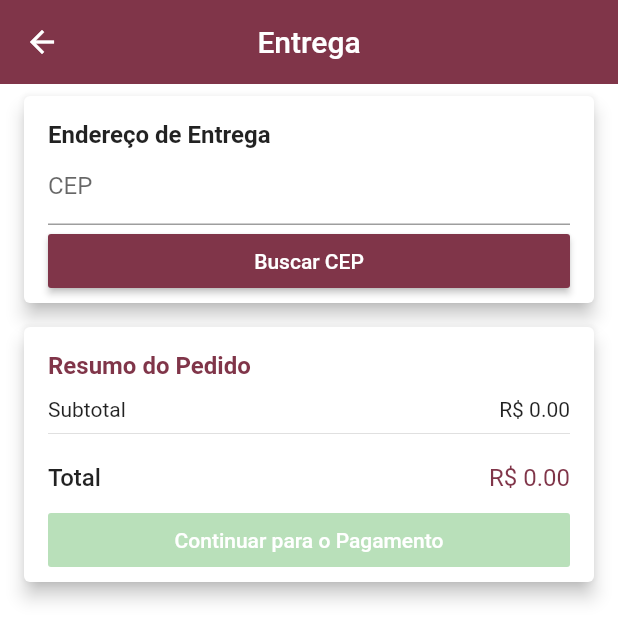
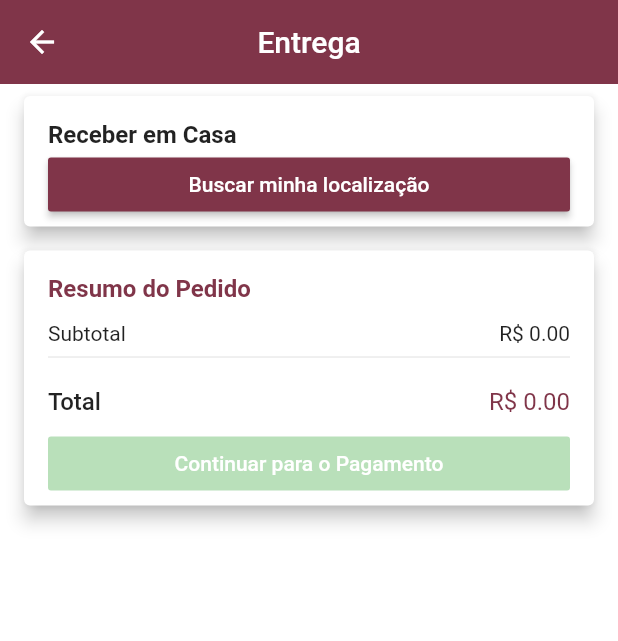
Before and after one commit to AdalbertoMaranhao/etafome, a Flutter app: the AddressScreen screen opened by its route, on a phone screen of 412 x 824 dp. Shown: the top 641 px of the screen. Run offline on Flutter 3.47's test engine with Material 2 defaults, Android fonts, the light colour scheme and no system bars; our stand-ins replace brasil_fields, carousel_pro, cloud_firestore, cloud_functions, dio, firebase_auth and 15 more; missing offline and left inert: alphabet_list_scroll_view, cpf_cnpj_validator, credit_card_type_detector, map_launcher; accounts and stored records are empty; network calls fail.

Commit message:
função de pegar a localização do usuario

```diff
--- a/lib/screens/address/address_screen.dart
+++ b/lib/screens/address/address_screen.dart
@@ -1,6 +1,7 @@
 import 'package:flutter/material.dart';
 import 'package:lojavirtual/common/price_card.dart';
 import 'package:lojavirtual/models/cart_manager.dart';
+import 'package:lojavirtual/services/location.dart';
 import 'package:provider/provider.dart';
 
 import 'components/address_card.dart';
@@ -8,6 +9,8 @@ import 'components/address_card.dart';
 class AddressScreen extends StatelessWidget{
   @override
   Widget build(BuildContext context) {
+    //final location = Location();
+
     return Scaffold(
       appBar: AppBar(
         title: const Text('Entrega'),
@@ -20,11 +23,12 @@ class AddressScreen extends StatelessWidget{
             builder: (_, cartManager, __){
               return PriceCard(
                 buttonText: 'Continuar para o Pagamento',
-                onPressed: cartManager.isAddressValid
-                  ? (){
-                    Navigator.of(context).pushNamed('/checkout');
-                  }
-                  : null,
+
+                // onPressed: cartManager.isAddressValid
+                //   ? (){
+                //     Navigator.of(context).pushNamed('/checkout');
+                //   }
+                //   : null,
               );
             },
           ),
--- a/lib/screens/address/components/address_card.dart
+++ b/lib/screens/address/components/address_card.dart
@@ -21,8 +21,7 @@ class AddressCard extends StatelessWidget{
               child: Column(
                 crossAxisAlignment: CrossAxisAlignment.start,
                 children: <Widget>[
-                  const Text(
-                    'Endereço de Entrega',
+                  const Text( 'Receber em Casa',
                     style: TextStyle(
                       fontWeight: FontWeight.w600,
                       fontSize: 16,
--- a/lib/screens/address/components/cep_input_field.dart
+++ b/lib/screens/address/components/cep_input_field.dart
@@ -4,7 +4,9 @@ import 'package:flutter/services.dart';
 import 'package:lojavirtual/common/custom_icon_button.dart';
 import 'package:lojavirtual/models/address.dart';
 import 'package:lojavirtual/models/cart_manager.dart';
+import 'package:lojavirtual/services/location.dart';
 import 'package:provider/provider.dart';
+import 'package:geocoding/geocoding.dart';
 
 class CepInputField extends StatefulWidget {
 
@@ -21,6 +23,7 @@ class _CepInputFieldState extends State<CepInputField> {
 
   @override
   Widget build(BuildContext context) {
+    final location = Loc();
     final cartManager = context.watch<CartManager>();
     final primaryColor = Theme.of(context).primaryColor;
 
@@ -28,28 +31,6 @@ class _CepInputFieldState extends State<CepInputField> {
       return Column(
         crossAxisAlignment: CrossAxisAlignment.stretch,
         children: <Widget>[
-          TextFormField(
-            enabled: !cartManager.loading,
-            controller: cepController,
-            decoration: const InputDecoration(
-              isDense: true,
-              labelText: 'CEP',
-              hintText: '12.345-678',
-            ),
-            keyboardType: TextInputType.number,
-            inputFormatters: [
-              WhitelistingTextInputFormatter.digitsOnly,
-              CepInputFormatter(),
-            ],
-            validator: (cep){
-              if(cep.isEmpty){
-                return 'Campo obrigatório';
-              } else if(cep.length != 10){
-                return 'CEP inválido';
-              }
-              return null;
-            },
-          ),
           if(cartManager.loading)
             LinearProgressIndicator(
               valueColor: AlwaysStoppedAnimation(primaryColor),
@@ -57,23 +38,16 @@ class _CepInputFieldState extends State<CepInputField> {
             ),
           RaisedButton(
             onPressed: !cartManager.loading ? () async {
-              if(Form.of(context).validate()){
-                try {
-                  await context.read<CartManager>().getAddress(cepController.text);
-                } catch (e) {
-                  Scaffold.of(context).showSnackBar(
-                    SnackBar(
-                      content: Text('$e'),
-                      backgroundColor: Colors.red,
-                    ),
-                  );
-                }
-              }
+              cartManager.loading = true;
+              await location.getCurrentLocation();
+              await context.read<CartManager>().getAddress(location);
+              cartManager.loading = false;
+
             } : null,
             color: primaryColor,
             disabledColor: primaryColor.withAlpha(100),
             textColor: Colors.white,
-            child: const Text('Buscar CEP'),
+            child: const Text('Buscar minha localização'),
           ),
         ],
       );
--- /dev/null
+++ b/lib/services/location.dart
@@ -0,0 +1,17 @@
+import 'package:geolocator/geolocator.dart';
+
+class Loc {
+  double latitude;
+  double longitude;
+
+  Future<void> getCurrentLocation() async {
+    try {
+      Position position = await Geolocator()
+          .getCurrentPosition(desiredAccuracy: LocationAccuracy.bestForNavigation);
+      latitude = position.latitude;
+      longitude = position.longitude;
+    } catch (e) {
+      print(e);
+    }
+  }
+}
--- a/pubspec.yaml
+++ b/pubspec.yaml
@@ -57,6 +57,8 @@ dependencies:
   flushbar: ^1.10.4
   shared_preferences: ^0.5.10
 
+  geocoding: ^1.0.5
+
   #vibration: ^1.6.1
 
   #flutter_signin_button: ^1.0.0
```
Also changed, not shown: lib/models/cart_manager.dart (+35 -30 lines), lib/screens/cart/cart_screen.dart (+8 -3 lines), pubspec.lock, 1 other file.
